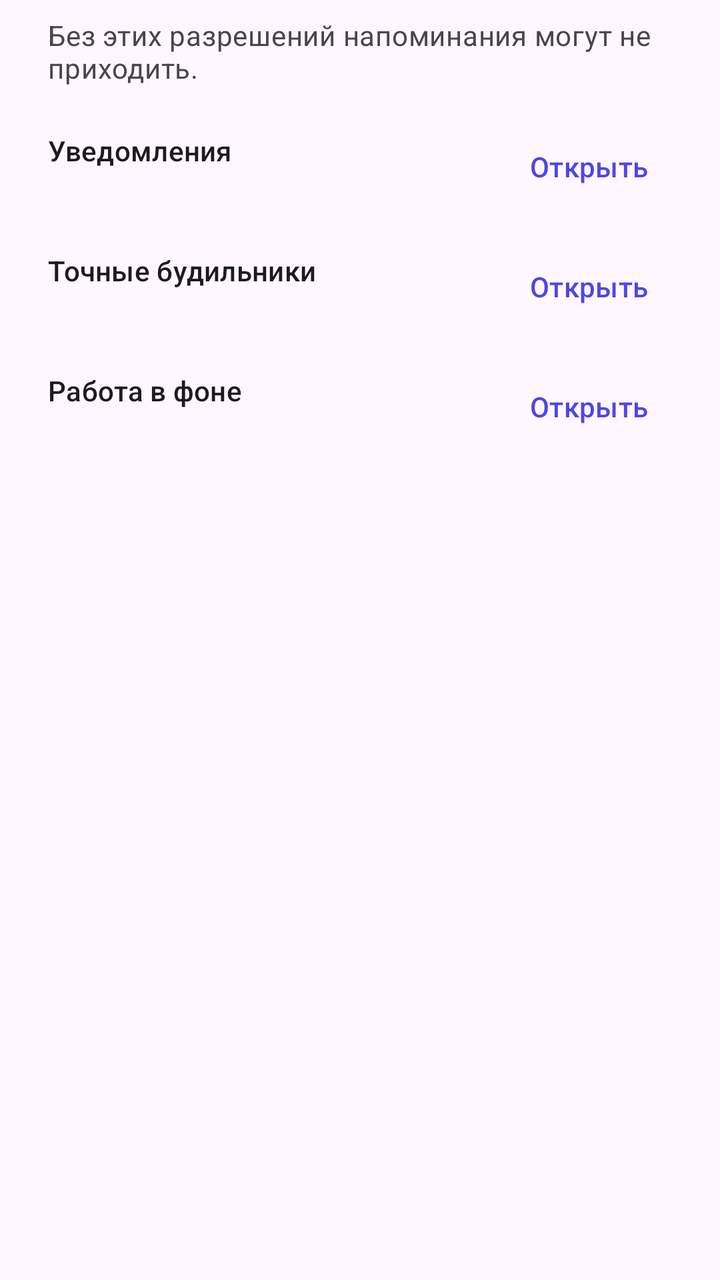
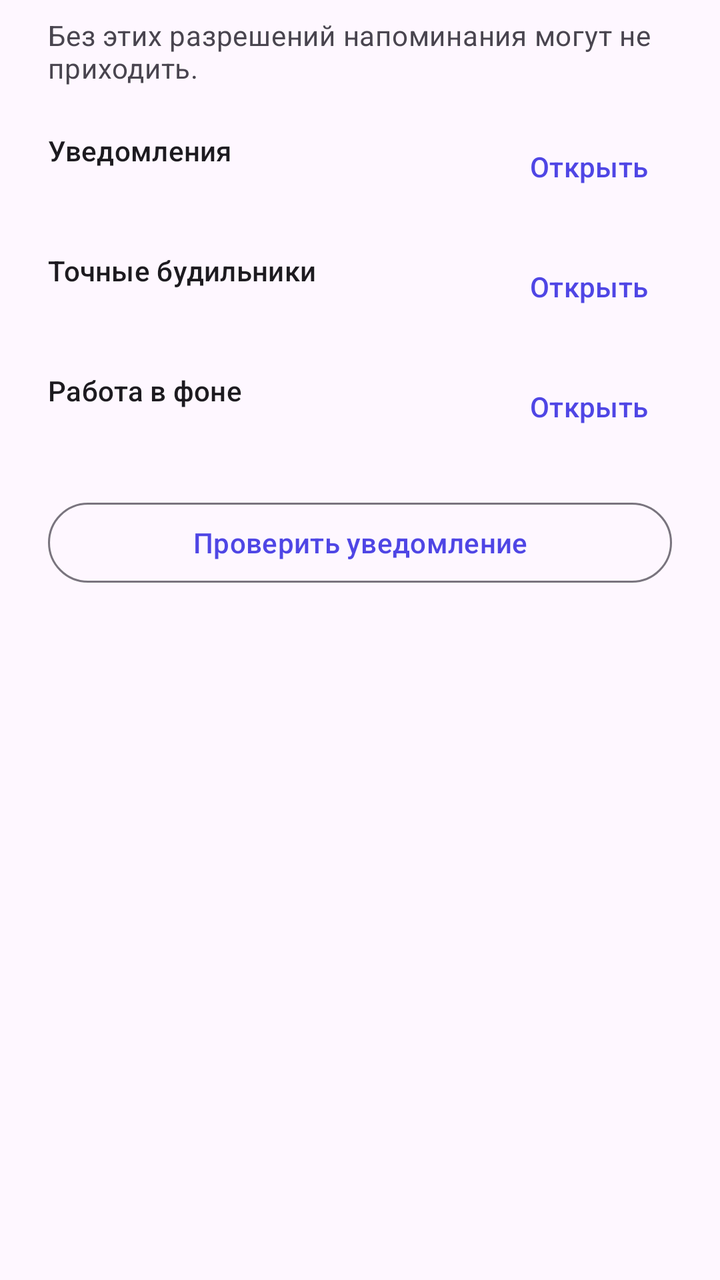

Screens rendered from an Android XML layout before and after an edit, with the pre-edit source and the edit as a unified diff.
<!-- AndroidManifest.xml: application theme Theme.MonthlyReminder -->
<!-- res/layout/dialog_permissions.xml -->
<?xml version="1.0" encoding="utf-8"?>
<LinearLayout xmlns:android="http://schemas.android.com/apk/res/android"
    android:layout_width="match_parent"
    android:layout_height="wrap_content"
    android:orientation="vertical"
    android:paddingStart="24dp"
    android:paddingTop="8dp"
    android:paddingEnd="24dp"
    android:paddingBottom="8dp">

    <TextView
        android:layout_width="match_parent"
        android:layout_height="wrap_content"
        android:text="@string/perm_hint"
        android:textAppearance="?attr/textAppearanceBodyMedium"
        android:textColor="?android:attr/textColorSecondary" />

    <LinearLayout
        android:layout_width="match_parent"
        android:layout_height="wrap_content"
        android:layout_marginTop="16dp"
        android:gravity="center_vertical"
        android:orientation="horizontal">

        <LinearLayout
            android:layout_width="0dp"
            android:layout_height="wrap_content"
            android:layout_weight="1"
            android:orientation="vertical">

            <TextView
                android:layout_width="match_parent"
                android:layout_height="wrap_content"
                android:text="@string/perm_notifications"
                android:textAppearance="?attr/textAppearanceTitleSmall" />

            <TextView
                android:id="@+id/statusNotifications"
                android:layout_width="match_parent"
                android:layout_height="wrap_content"
                android:textAppearance="?attr/textAppearanceBodySmall" />
        </LinearLayout>

        <com.google.android.material.button.MaterialButton
            android:id="@+id/btnNotifications"
            style="@style/Widget.Material3.Button.TextButton"
            android:layout_width="wrap_content"
            android:layout_height="wrap_content"
            android:minWidth="0dp"
            android:text="@string/open" />
    </LinearLayout>

    <LinearLayout
        android:layout_width="match_parent"
        android:layout_height="wrap_content"
        android:layout_marginTop="12dp"
        android:gravity="center_vertical"
        android:orientation="horizontal">

        <LinearLayout
            android:layout_width="0dp"
            android:layout_height="wrap_content"
            android:layout_weight="1"
            android:orientation="vertical">

            <TextView
                android:layout_width="match_parent"
                android:layout_height="wrap_content"
                android:text="@string/perm_exact"
                android:textAppearance="?attr/textAppearanceTitleSmall" />

            <TextView
                android:id="@+id/statusExact"
                android:layout_width="match_parent"
                android:layout_height="wrap_content"
                android:textAppearance="?attr/textAppearanceBodySmall" />
        </LinearLayout>

        <com.google.android.material.button.MaterialButton
            android:id="@+id/btnExact"
            style="@style/Widget.Material3.Button.TextButton"
            android:layout_width="wrap_content"
            android:layout_height="wrap_content"
            android:minWidth="0dp"
            android:text="@string/open" />
    </LinearLayout>

    <LinearLayout
        android:layout_width="match_parent"
        android:layout_height="wrap_content"
        android:layout_marginTop="12dp"
        android:gravity="center_vertical"
        android:orientation="horizontal">

        <LinearLayout
            android:layout_width="0dp"
            android:layout_height="wrap_content"
            android:layout_weight="1"
            android:orientation="vertical">

            <TextView
                android:layout_width="match_parent"
                android:layout_height="wrap_content"
                android:text="@string/perm_battery"
                android:textAppearance="?attr/textAppearanceTitleSmall" />

            <TextView
                android:id="@+id/statusBattery"
                android:layout_width="match_parent"
                android:layout_height="wrap_content"
                android:textAppearance="?attr/textAppearanceBodySmall" />
        </LinearLayout>

        <com.google.android.material.button.MaterialButton
            android:id="@+id/btnBattery"
            style="@style/Widget.Material3.Button.TextButton"
            android:layout_width="wrap_content"
            android:layout_height="wrap_content"
            android:minWidth="0dp"
            android:text="@string/open" />
    </LinearLayout>
</LinearLayout>
<!-- resources referenced by this layout -->
<resources>
  <string name="open">Открыть</string>
  <string name="perm_battery">Работа в фоне</string>
  <string name="perm_exact">Точные будильники</string>
  <string name="perm_hint">Без этих разрешений напоминания могут не приходить.</string>
  <string name="perm_notifications">Уведомления</string>
  <style name="Theme.MonthlyReminder" parent="Theme.Material3.DayNight.NoActionBar">
          <item name="colorPrimary">@color/brand</item>
          <item name="colorOnPrimary">#FFFFFF</item>
      </style>
  <color name="brand">#4F46E5</color>
</resources>

<!-- the commit's change to res/layout/dialog_permissions.xml (unified diff, before → after) -->
@@ -1,5 +1,6 @@
 <?xml version="1.0" encoding="utf-8"?>
 <LinearLayout xmlns:android="http://schemas.android.com/apk/res/android"
+    xmlns:app="http://schemas.android.com/apk/res-auto"
     android:layout_width="match_parent"
     android:layout_height="wrap_content"
     android:orientation="vertical"
@@ -119,4 +120,16 @@
             android:minWidth="0dp"
             android:text="@string/open" />
     </LinearLayout>
+
+    <com.google.android.material.button.MaterialButton
+        android:id="@+id/btnTestNotification"
+        style="@style/Widget.Material3.Button.OutlinedButton"
+        android:layout_width="match_parent"
+        android:layout_height="wrap_content"
+        android:layout_marginTop="20dp"
+        android:maxLines="1"
+        android:text="@string/test_notification"
+        app:autoSizeMaxTextSize="14sp"
+        app:autoSizeMinTextSize="10sp"
+        app:autoSizeTextType="uniform" />
 </LinearLayout>
<!-- resource entries referenced after the edit -->
@@ -5,6 +5,7 @@
   <string name="perm_exact">Точные будильники</string>
   <string name="perm_hint">Без этих разрешений напоминания могут не приходить.</string>
   <string name="perm_notifications">Уведомления</string>
+  <string name="test_notification">Проверить уведомление</string>
   <style name="Theme.MonthlyReminder" parent="Theme.Material3.DayNight.NoActionBar">
           <item name="colorPrimary">@color/brand</item>
           <item name="colorOnPrimary">#FFFFFF</item>
